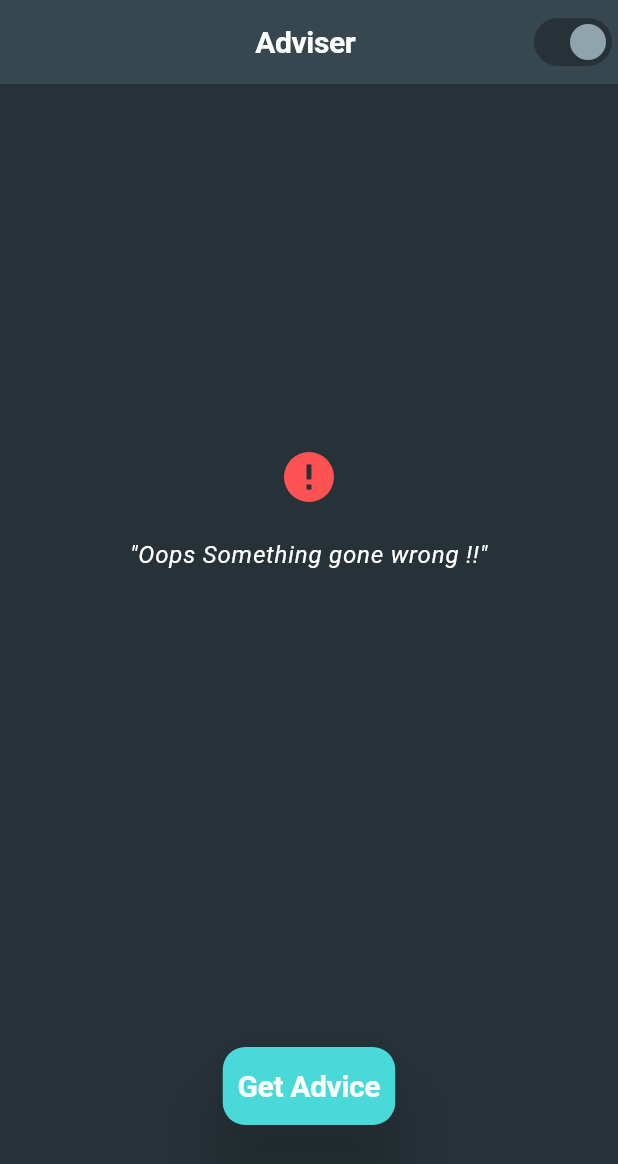
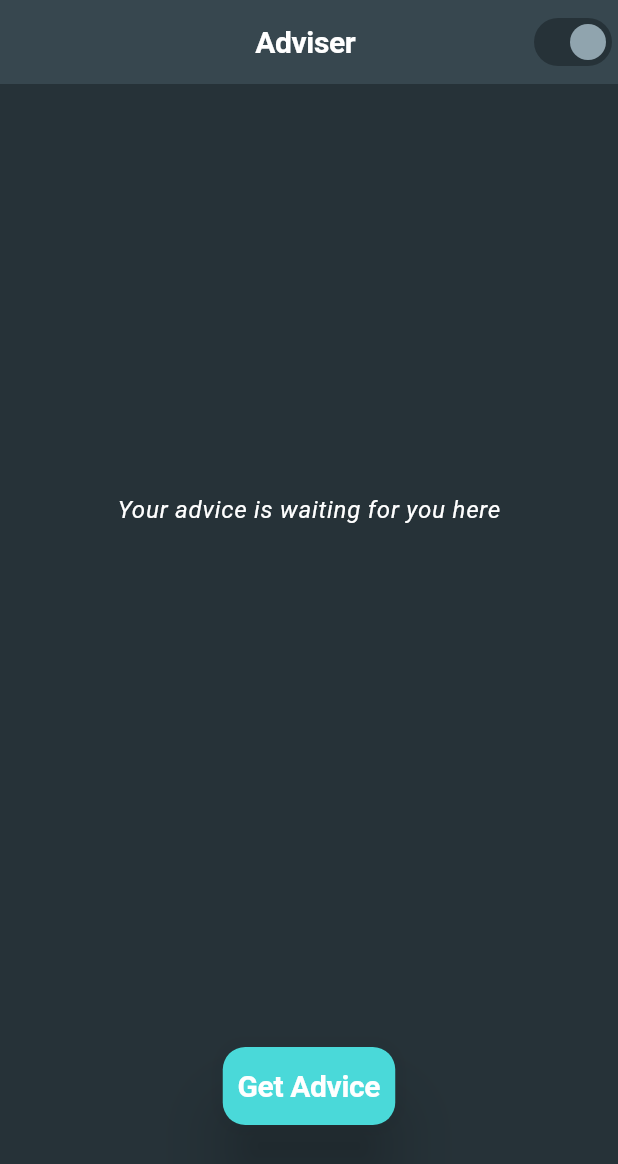
Before and after one commit to PrashikWankhadeSCOE/Flutter_Udemy, a Flutter app: the screen it shows after launch, on a phone screen of 412 x 824 dp. Shown: the top 1164 px of the screen. Run offline on Flutter 3.47's test engine with Material 3 defaults, Android fonts, the phone set to English and light mode, and no system bars; our stand-ins replace bloc, flutter_bloc; Roboto replaces fonts that are missing (Rubik).

Commit message:
Application Layer -- Bloc Provider

```diff
--- a/03_Advisor/lib/3_application/pages/advice/advice_page.dart
+++ b/03_Advisor/lib/3_application/pages/advice/advice_page.dart
@@ -1,9 +1,23 @@
 import 'package:advisor/3_application/core/services/theme_service.dart';
+import 'package:advisor/3_application/pages/advice/bloc/advicer_bloc.dart';
 import 'package:advisor/3_application/pages/advice/widgets/advice_field.dart';
 import 'package:advisor/3_application/pages/advice/widgets/costum_button.dart';
 import 'package:advisor/3_application/pages/advice/widgets/error_message.dart';
 import 'package:flutter/material.dart';
+import 'package:flutter_bloc/flutter_bloc.dart';
 import 'package:provider/provider.dart';
+
+class AdvicerPageWrapperProvider extends StatelessWidget {
+  const AdvicerPageWrapperProvider({super.key});
+
+  @override
+  Widget build(BuildContext context) {
+    return BlocProvider(
+      create: (context) => AdvicerBloc(),
+      child: const AdvicerPage(),
+    );
+  }
+}
 
 class AdvicerPage extends StatelessWidget {
   const AdvicerPage({super.key});
@@ -27,28 +41,35 @@ class AdvicerPage extends StatelessWidget {
           )
         ],
       ),
-      body: const Padding(
-        padding: EdgeInsets.symmetric(horizontal: 10),
+      body: Padding(
+        padding: const EdgeInsets.symmetric(horizontal: 10),
         child: Column(
           children: [
             Expanded(
-                child: Center(
-                    child: ErrorMessage(message: 'Oops Something gone wrong !!')
-
-                    //AdviceField(advice: 'Example Advice -- Your day will be good !')
-/*
-                  CircularProgressIndicator(
-                color: themeData.colorScheme.secondary,
+              child: Center(
+                child: BlocBuilder<AdvicerBloc, AdvicerState>(
+                    builder: (context, state) {
+                  if (state is AdvicerInitial) {
+                    return Text(
+                      'Your advice is waiting for you here',
+                      style: themeData.textTheme.bodyLarge,
+                    );
+                  } else if (state is AdvicerStateLoading) {
+                    return CircularProgressIndicator(
+                      color: themeData.colorScheme.secondary,
+                    );
+                  } else if (state is AdvicerStateLoaded) {
+                    return AdviceField(advice: state.advice);
+                  } else if (state is AdvicerStateError) {
+                    return ErrorMessage(message: state.message);
+                  } else {
+                    return const ErrorMessage(
+                        message: '"OOpps Something gone wrong !!"');
+                  }
+                }),
               ),
-*/
-/*
-                  Text(
-                'Your advice is waiting for you here',
-                style: themeData.textTheme.bodyLarge,
-              ),
-              */
-                    )),
-            SizedBox(height: 200, child: Center(child: CostumButton())),
+            ),
+            const SizedBox(height: 200, child: Center(child: CostumButton())),
           ],
         ),
       ),
--- a/03_Advisor/lib/3_application/pages/advice/bloc/advicer_bloc.dart
+++ b/03_Advisor/lib/3_application/pages/advice/bloc/advicer_bloc.dart
@@ -15,8 +15,11 @@ class AdvicerBloc extends Bloc<AdvicerEvent, AdvicerState> {
       await Future.delayed(const Duration(seconds: 3), () => {});
       debugPrint('got advice');
 
-      emit(AdvicerStateLoaded(advice: 'Fake advice to a state bloc'));
-      //emit(AdvicerStateError(message: 'error message'));
+      emit(AdvicerStateLoaded(
+          advice:
+              'We cannot solve problems with the kind of thinking we employed when we came up with them.” — Albert Einstein'));
+      //emit(AdvicerStateError(
+      //    message: 'Please check your internet connection !'));
     });
   }
 }
--- a/03_Advisor/lib/3_application/pages/advice/widgets/costum_button.dart
+++ b/03_Advisor/lib/3_application/pages/advice/widgets/costum_button.dart
@@ -1,4 +1,6 @@
+import 'package:advisor/3_application/pages/advice/bloc/advicer_bloc.dart';
 import 'package:flutter/material.dart';
+import 'package:flutter_bloc/flutter_bloc.dart';
 
 class CostumButton extends StatelessWidget {
   const CostumButton({super.key});
@@ -8,7 +10,7 @@ class CostumButton extends StatelessWidget {
     final themeData = Theme.of(context);
     return InkResponse(
       onTap: () {
-        debugPrint('Button Pressed -- will be implemented Later');
+        BlocProvider.of<AdvicerBloc>(context).add(AdviceRequestedEvent());
       },
       child: Material(
         elevation: 20,
--- a/03_Advisor/lib/main.dart
+++ b/03_Advisor/lib/main.dart
@@ -23,7 +23,7 @@ class MyApp extends StatelessWidget {
         theme: AppTheme.lightTheme,
         darkTheme: AppTheme.darkTheme,
         debugShowCheckedModeBanner: false,
-        home: const AdvicerPage(),
+        home: const AdvicerPageWrapperProvider(),
       );
     });
   }
```
